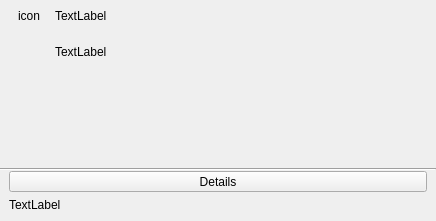
Old version of the form uibase/src/taskdialog.ui in the repository Holt59/mo2-merge.
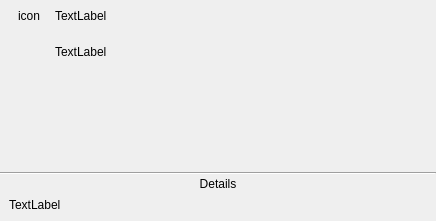
New version of the form.

Commit message: [uibase] rewritten TaskDialog as a class

```diff
--- a/uibase/src/taskdialog.ui
+++ b/uibase/src/taskdialog.ui
@@ -244,6 +244,10 @@
              <verstretch>0</verstretch>
             </sizepolicy>
            </property>
+           <property name="styleSheet">
+            <string notr="true">border: none;
+text-align: left;</string>
+           </property>
            <property name="text">
             <string>Details</string>
            </property>
```
Left out of the diff: 2 changed lines with no effect on the pictures. The commit also changes 2 other files.
